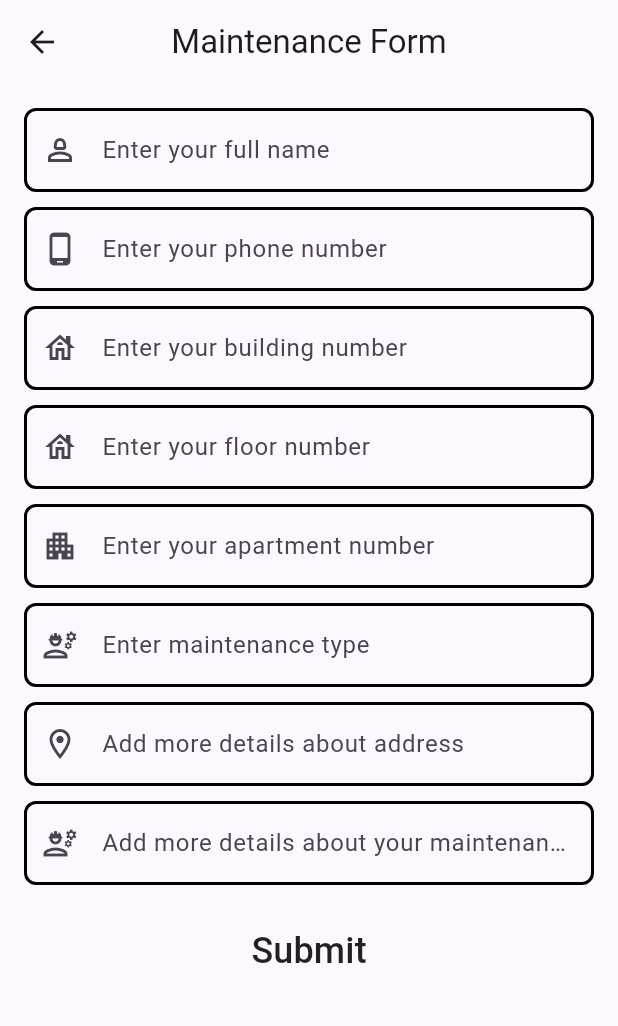
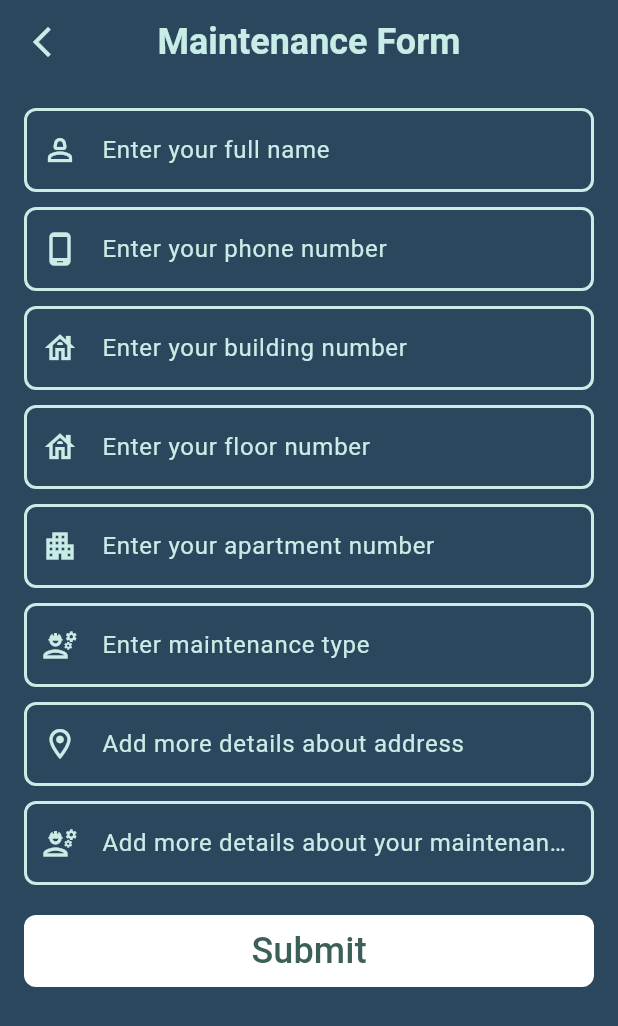
Before and after one commit to Peter-Awod/Maintenance-App, a Flutter app: the MaintenanceForm screen opened directly, on a phone screen of 412 x 824 dp. Shown: the top 1026 px of the screen. Run offline on Flutter 3.47's test engine with Material 3 defaults, Android fonts, the phone set to English and light mode, and no system bars; our stand-ins replace bloc, cloud_firestore, firebase_core, flutter_bloc; accounts and stored records are empty.

Commit message:
update ui

```diff
--- a/lib/main.dart
+++ b/lib/main.dart
@@ -26,7 +26,7 @@ class MyApp extends StatelessWidget {
     return const MaterialApp(
       title: 'Maintenance App',
       debugShowCheckedModeBanner: false,
-      home: LoginScreen(),
+      home: HomeWidget(),
     );
   }
 }
--- a/lib/shared/constants.dart
+++ b/lib/shared/constants.dart
@@ -2,6 +2,8 @@ import 'package:flutter/material.dart';
 
 const Color kPrimaryColor=Color(0xff2B475E);
 const Color kSecondaryColor=Color(0xffC7EDE6);
+const Color kButtonsColor=Color(0xff3c6059);
+
 
 
 
--- a/lib/shared/custom_widgets/custom_material_button.dart
+++ b/lib/shared/custom_widgets/custom_material_button.dart
@@ -1,4 +1,6 @@
 import 'package:flutter/material.dart';
+
+import '../constants.dart';
 
 class CustomMaterialButton extends StatelessWidget {
   const CustomMaterialButton(
@@ -10,16 +12,17 @@ class CustomMaterialButton extends StatelessWidget {
   @override
   Widget build(BuildContext context) {
     return Container(
-      width: double.infinity,
+      width:MediaQuery.of(context).size.width,
       decoration: BoxDecoration(
         color: Colors.white,
         borderRadius: BorderRadius.circular(8),
       ),
       child: MaterialButton(
+
         onPressed: onPressed,
         child: Text(
           buttonName,
-          style: const TextStyle(fontSize: 24),
+          style: const TextStyle(fontSize: 24,color: kButtonsColor),
         ),
       ),
     );
--- a/lib/shared/custom_widgets/custom_text_form_field.dart
+++ b/lib/shared/custom_widgets/custom_text_form_field.dart
@@ -1,4 +1,5 @@
 import 'package:flutter/material.dart';
+import 'package:maintenance_app/shared/constants.dart';
 
 class CustomTextFormField extends StatelessWidget {
   const CustomTextFormField({
@@ -7,7 +8,8 @@ class CustomTextFormField extends StatelessWidget {
     required this.hintText,
     required this.prefixIcon,
     required this.keyboardType,
-    this.onSaved, this.onChanged,
+    this.onSaved,
+    this.onChanged,
   });
 
   final TextEditingController textEditingController;
@@ -20,6 +22,9 @@ class CustomTextFormField extends StatelessWidget {
   @override
   Widget build(BuildContext context) {
     return TextFormField(
+      scrollPadding: EdgeInsets.symmetric(
+        vertical: MediaQuery.of(context).viewInsets.bottom+100,
+      ),
       keyboardType: keyboardType,
       controller: textEditingController,
       validator: (value) {
@@ -30,12 +35,17 @@ class CustomTextFormField extends StatelessWidget {
         }
       },
       onSaved: (value) {},
-      onChanged: (value){},
+      onChanged: (value) {},
       decoration: InputDecoration(
         border: buildOutlineInputBorder(),
         enabledBorder: buildOutlineInputBorder(),
         hintText: hintText,
+        hintStyle: const TextStyle(
+          color: kSecondaryColor,
+        ),
         prefixIcon: prefixIcon,
+        prefixIconColor: kSecondaryColor,
+
       ),
     );
   }
@@ -45,7 +55,7 @@ class CustomTextFormField extends StatelessWidget {
         borderRadius: BorderRadius.circular(8),
         borderSide: const BorderSide(
           width: 2,
-          color: Colors.black,
+          color: kSecondaryColor,
         ));
   }
 }
--- a/lib/maintenance_form.dart
+++ b/lib/widgets/maintenance_form.dart
@@ -3,8 +3,10 @@ import 'package:flutter_bloc/flutter_bloc.dart';
 import 'package:maintenance_app/cubit/submit_maintenance_form_cubit.dart';
 import 'package:maintenance_app/cubit/submit_maintenance_form_states.dart';
 import 'package:maintenance_app/models/form_model.dart';
+import 'package:maintenance_app/shared/custom_widgets/custom_material_button.dart';
 
-import 'shared/custom_widgets/custom_text_form_field.dart';
+import '../shared/constants.dart';
+import '../shared/custom_widgets/custom_text_form_field.dart';
 
 class MaintenanceForm extends StatefulWidget {
   const MaintenanceForm({super.key});
@@ -43,16 +45,36 @@ class _MaintenanceFormState extends State<MaintenanceForm> {
         builder: (context, state) {
           SubmitMaintenanceFormCubit formCubit = BlocProvider.of(context);
           return Scaffold(
+            backgroundColor: kPrimaryColor,
             appBar: AppBar(
-              title: const Text('Maintenance Form'),
+              leading: IconButton(
+                onPressed: () {
+                  Navigator.pop(context);
+                },
+                icon: const Icon(
+                  Icons.arrow_back_ios_new_outlined,
+                  color: kSecondaryColor,
+                ),
+              ),
+              backgroundColor: Colors.transparent,
+              elevation: 0,
+              title: const Text(
+                'Maintenance Form',
+                style: TextStyle(
+                  fontSize: 24,
+                  fontWeight: FontWeight.bold,
+                  color: kSecondaryColor,
+                ),
+              ),
               centerTitle: true,
             ),
             body: Padding(
               padding: const EdgeInsets.all(16.0),
-              child: SingleChildScrollView(
               child: Form(
                 autovalidateMode: autovalidateMode,
                 key: formKey,
+                child: SingleChildScrollView(
+                  physics: const BouncingScrollPhysics(),
                   child: Column(
                     crossAxisAlignment: CrossAxisAlignment.center,
                     children: [
@@ -155,7 +177,7 @@ class _MaintenanceFormState extends State<MaintenanceForm> {
                       const SizedBox(
                         height: 20,
                       ),
-                      MaterialButton(
+                      CustomMaterialButton(
                           onPressed: () {
                             if (addressDetailsController.text == null ||
                                 addressDetailsController.text.isEmpty) {
@@ -172,7 +194,8 @@ class _MaintenanceFormState extends State<MaintenanceForm> {
                                   formId: '',
                                   name: nameController.text,
                                   phone: mobileNumberController.text,
-                                maintenanceType: maintenanceTypeController.text,
+                                  maintenanceType:
+                                      maintenanceTypeController.text,
                                   buildingNo: buildingNumberController.text,
                                   floorNo: floorNumberController.text,
                                   apartmentNo: apartmentNumberController.text,
@@ -184,13 +207,43 @@ class _MaintenanceFormState extends State<MaintenanceForm> {
                               autovalidateMode = AutovalidateMode.always;
                             }
                           },
-                        child: const Text(
-                          'Submit',
-                          style: TextStyle(
-                            fontSize: 24,
-                          ),
-                        ),
-                      )
+                          buttonName: 'Submit'),
+                      // MaterialButton(
+                      //   onPressed: () {
+                      //     if (addressDetailsController.text == null ||
+                      //         addressDetailsController.text.isEmpty) {
+                      //       addressDetailsController.text = 'No details';
+                      //     }
+                      //     if (maintenanceDetailsController.text == null ||
+                      //         maintenanceDetailsController.text.isEmpty) {
+                      //       maintenanceDetailsController.text = 'No details';
+                      //     }
+                      //
+                      //     if (formKey.currentState!.validate()) {
+                      //       formKey.currentState!.save();
+                      //       var formModel = FormModel(
+                      //           formId: '',
+                      //           name: nameController.text,
+                      //           phone: mobileNumberController.text,
+                      //           maintenanceType: maintenanceTypeController.text,
+                      //           buildingNo: buildingNumberController.text,
+                      //           floorNo: floorNumberController.text,
+                      //           apartmentNo: apartmentNumberController.text,
+                      //           addressDetails: addressDetailsController.text,
+                      //           maintenanceDetails:
+                      //               maintenanceDetailsController.text);
+                      //       formCubit.submitForm(formModel);
+                      //     } else {
+                      //       autovalidateMode = AutovalidateMode.always;
+                      //     }
+                      //   },
+                      //   child: const Text(
+                      //     'Submit',
+                      //     style: TextStyle(
+                      //       fontSize: 24,
+                      //     ),
+                      //   ),
+                      // ),
                     ],
                   ),
                 ),
```
Also changed, not shown: lib/widgets/home.dart (+11 -7 lines). Lines whose indentation alone changed are shown as unchanged.
